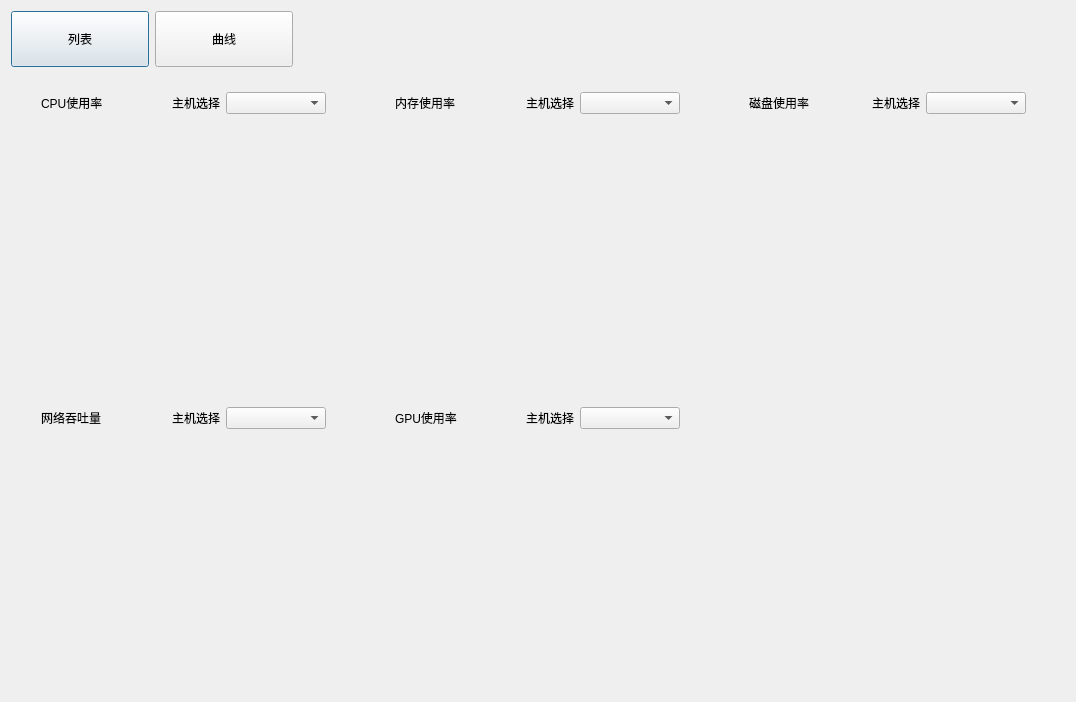
jiaqingguo/DI, file digitalIntegration/ResourceManageDialog.ui: the form before one commit.
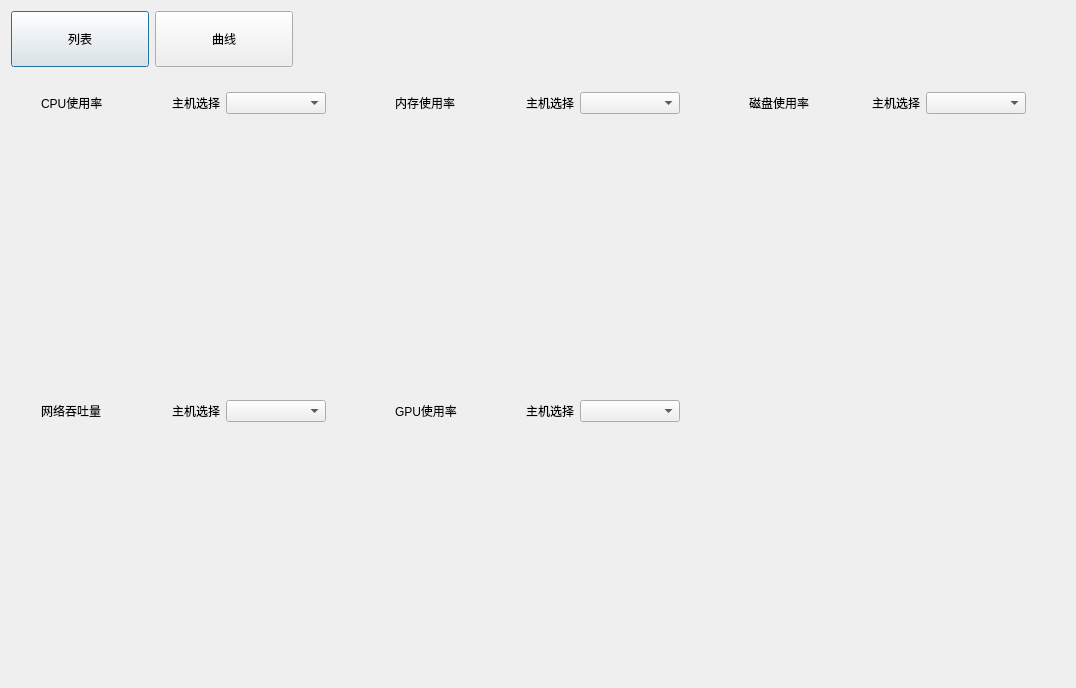
The form after the commit.

Diff of the .ui file:
```diff
--- a/digitalIntegration/ResourceManageDialog.ui
+++ b/digitalIntegration/ResourceManageDialog.ui
@@ -7,7 +7,7 @@
     <x>0</x>
     <y>0</y>
     <width>1076</width>
-    <height>702</height>
+    <height>688</height>
    </rect>
   </property>
   <property name="windowTitle">
```
